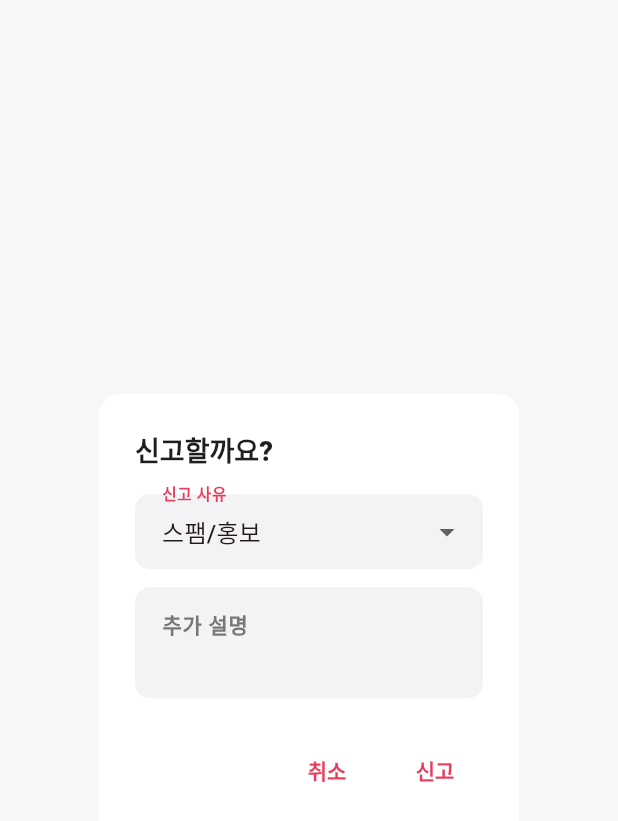
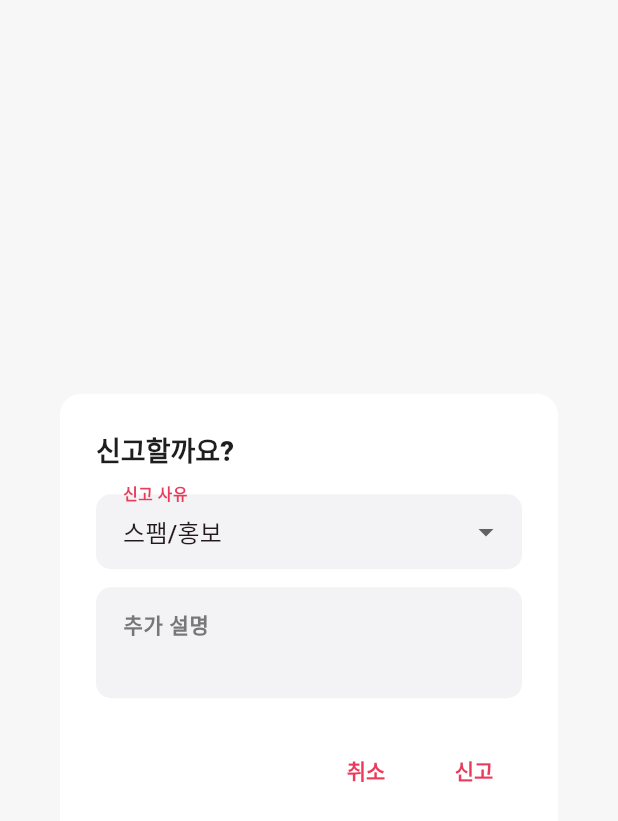
Before and after one commit to thisisyello/luckez, a Flutter app: the _ReportDialog widget shown alone on an empty page, opened directly, on a phone screen of 412 x 824 dp. Shown: the top 821 px of the screen. Run offline on Flutter 3.47's test engine with Material 3 defaults, Android fonts, the phone set to English and light mode, and no system bars; our stand-ins replace cloud_firestore, firebase_auth, firebase_core, google_sign_in, webview_flutter; accounts and stored records are empty; Roboto replaces fonts that are missing (Pretendard).

Commit message:
feat: 신고 다이얼로그의 레이아웃 개선 및 드롭다운 버튼 확장

```diff
--- a/lib/pages/community_post_detail_page.dart
+++ b/lib/pages/community_post_detail_page.dart
@@ -558,11 +558,14 @@ class _ReportDialogState extends State<_ReportDialog> {
   Widget build(BuildContext context) {
     return AlertDialog(
       title: const Text('신고할까요?'),
-      content: Column(
+      content: SizedBox(
+        width: 320,
+        child: Column(
           mainAxisSize: MainAxisSize.min,
           children: [
             DropdownButtonFormField<CommunityReportReason>(
               initialValue: selectedReason,
+              isExpanded: true,
               decoration: const InputDecoration(
                 labelText: '신고 사유',
               ),
@@ -570,7 +573,10 @@ class _ReportDialogState extends State<_ReportDialog> {
                   .map(
                     (reason) => DropdownMenuItem(
                       value: reason,
-                    child: Text(reason.label),
+                      child: Text(
+                        reason.label,
+                        overflow: TextOverflow.ellipsis,
+                      ),
                     ),
                   )
                   .toList(),
@@ -596,6 +602,7 @@ class _ReportDialogState extends State<_ReportDialog> {
               ),
             ),
           ],
+        ),
       ),
       actions: [
         TextButton(
```
Lines whose indentation alone changed are shown as unchanged.
